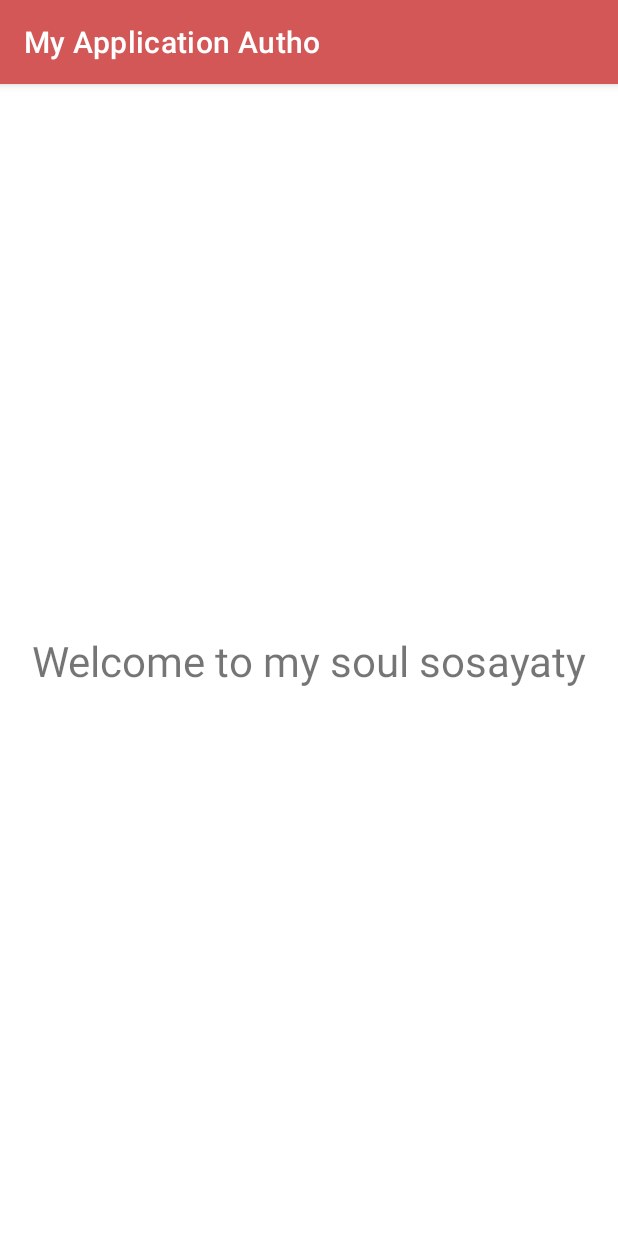
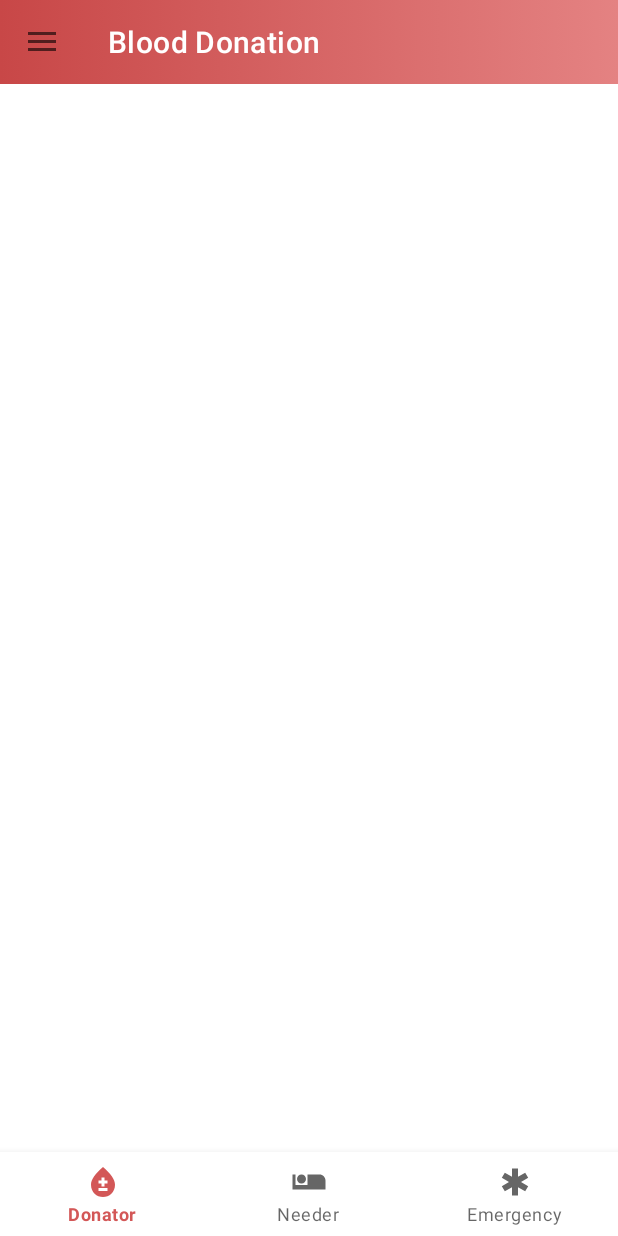
Before and after one commit to 7usss/Blood-Donation, an Android app: the MainActivity screen opened directly, with no data from a screen before it, on a phone screen of 412 x 824 dp. Run offline under Robolectric (Android 15) with nearby library versions, the phone set to English and light mode, and no system bars.

Commit message:
added drawerNavigation + BottomNavigation In the main activity

```diff
--- a/app/build.gradle
+++ b/app/build.gradle
@@ -43,4 +43,6 @@ dependencies {
     testImplementation 'junit:junit:4.13.2'
     androidTestImplementation 'androidx.test.ext:junit:1.1.3'
     androidTestImplementation 'androidx.test.espresso:espresso-core:3.4.0'
+    implementation 'com.etebarian:meow-bottom-navigation:1.3.1'
+
 }
--- a/app/src/main/java/com/example/myapplicationautho/MainActivity.kt
+++ b/app/src/main/java/com/example/myapplicationautho/MainActivity.kt
@@ -1,11 +1,77 @@
 package com.example.myapplicationautho
 
+import android.content.Intent
 import androidx.appcompat.app.AppCompatActivity
 import android.os.Bundle
+import android.view.MenuItem
+import android.widget.FrameLayout
+import androidx.appcompat.app.ActionBarDrawerToggle
+import androidx.appcompat.widget.Toolbar
+import androidx.core.view.GravityCompat
+import androidx.drawerlayout.widget.DrawerLayout
+import com.google.android.material.bottomnavigation.BottomNavigationView
+import com.google.android.material.navigation.NavigationView
 
 class MainActivity : AppCompatActivity() {
+    private var drawer:DrawerLayout? =null
+    private var navingationview:NavigationView? =null
+    private var framelayout:FrameLayout? =null
+    private var bottomnavigation:BottomNavigationView? =null
+    private var toolBar:Toolbar? =null
     override fun onCreate(savedInstanceState: Bundle?) {
         super.onCreate(savedInstanceState)
         setContentView(R.layout.activity_main)
+        connectview()
+
+        ClickOnItemInDrawerNav()
+        setSupportActionBar(toolBar)
+        supportActionBar?.setDisplayHomeAsUpEnabled(true)
+        var toggle = ActionBarDrawerToggle(this,drawer,R.string.open,R.string.close)
+        drawer?.addDrawerListener(toggle)
+        toggle.syncState()
+
+    }
+
+    private fun ClickOnItemInDrawerNav() {
+        navingationview?.setNavigationItemSelectedListener {
+            when(it.itemId){
+                R.id.home->{
+                    drawer?.closeDrawer(GravityCompat.START)
+                    true
+                }
+                R.id.logout ->{
+                    var x : Intent = Intent(this,Login::class.java)
+                    startActivity(x)
+                    finish()
+                    true
+                }
+                R.id.Howtheappwork ->{
+                    drawer?.closeDrawer(GravityCompat.START)
+                    true
+                }else -> true
+
+            }
+        }
+
+    }
+    override fun onOptionsItemSelected(item: MenuItem): Boolean {
+        return when(item.itemId){
+            android.R.id.home -> {
+                drawer?.openDrawer(GravityCompat.START)
+                true
+            }
+            else -> true
+
+        }
+    }
+
+
+
+    private fun connectview() {
+        drawer= findViewById(R.id.drawer1)
+        navingationview= findViewById(R.id.navigation_view)
+        framelayout= findViewById(R.id.framelayout)
+        bottomnavigation= findViewById(R.id.bottom_nav)
+        toolBar= findViewById(R.id.Toolbar)
     }
 }
--- /dev/null
+++ b/app/src/main/res/drawable/color_for_customheader.xml
@@ -0,0 +1,12 @@
+<?xml version="1.0" encoding="utf-8"?>
+<selector xmlns:android="http://schemas.android.com/apk/res/android">
+    <item>
+        <shape>
+            <gradient
+                android:gradientRadius="300dp"
+                android:endColor="#E48282"
+                android:startColor="#C84747"
+                android:type="linear" />
+        </shape>
+    </item>
+</selector>
--- /dev/null
+++ b/app/src/main/res/drawable/ic_baseline_bloodtype_24.xml
@@ -0,0 +1,5 @@
+<vector android:height="24dp" android:tint="#BE4747"
+    android:viewportHeight="24" android:viewportWidth="24"
+    android:width="24dp" xmlns:android="http://schemas.android.com/apk/res/android">
+    <path android:fillColor="@android:color/white" android:pathData="M12,2c-5.33,4.55 -8,8.48 -8,11.8c0,4.98 3.8,8.2 8,8.2s8,-3.22 8,-8.2C20,10.48 17.33,6.55 12,2zM15,18H9v-2h6V18zM15,13h-2v2h-2v-2H9v-2h2V9h2v2h2V13z"/>
+</vector>
--- /dev/null
+++ b/app/src/main/res/drawable/ic_baseline_emergency_24.xml
@@ -0,0 +1,5 @@
+<vector android:height="24dp" android:tint="#BE4747"
+    android:viewportHeight="24" android:viewportWidth="24"
+    android:width="24dp" xmlns:android="http://schemas.android.com/apk/res/android">
+    <path android:fillColor="@android:color/white" android:pathData="M20.79,9.23l-2,-3.46l-4.79,2.77l0,-5.54l-4,0l0,5.54l-4.79,-2.77l-2,3.46l4.79,2.77l-4.79,2.77l2,3.46l4.79,-2.77l0,5.54l4,0l0,-5.54l4.79,2.77l2,-3.46l-4.79,-2.77z"/>
+</vector>
--- /dev/null
+++ b/app/src/main/res/drawable/ic_baseline_home_24.xml
@@ -0,0 +1,5 @@
+<vector android:height="24dp" android:tint="#BE4747"
+    android:viewportHeight="24" android:viewportWidth="24"
+    android:width="24dp" xmlns:android="http://schemas.android.com/apk/res/android">
+    <path android:fillColor="@android:color/white" android:pathData="M10,20v-6h4v6h5v-8h3L12,3 2,12h3v8z"/>
+</vector>
--- /dev/null
+++ b/app/src/main/res/drawable/ic_baseline_power_settings_new_24.xml
@@ -0,0 +1,5 @@
+<vector android:height="24dp" android:tint="#BE4747"
+    android:viewportHeight="24" android:viewportWidth="24"
+    android:width="24dp" xmlns:android="http://schemas.android.com/apk/res/android">
+    <path android:fillColor="@android:color/white" android:pathData="M13,3h-2v10h2L13,3zM17.83,5.17l-1.42,1.42C17.99,7.86 19,9.81 19,12c0,3.87 -3.13,7 -7,7s-7,-3.13 -7,-7c0,-2.19 1.01,-4.14 2.58,-5.42L6.17,5.17C4.23,6.82 3,9.26 3,12c0,4.97 4.03,9 9,9s9,-4.03 9,-9c0,-2.74 -1.23,-5.18 -3.17,-6.83z"/>
+</vector>
--- /dev/null
+++ b/app/src/main/res/drawable/ic_baseline_question_mark_24.xml
@@ -0,0 +1,5 @@
+<vector android:height="24dp" android:tint="#BE4747"
+    android:viewportHeight="24" android:viewportWidth="24"
+    android:width="24dp" xmlns:android="http://schemas.android.com/apk/res/android">
+    <path android:fillColor="@android:color/white" android:pathData="M11.07,12.85c0.77,-1.39 2.25,-2.21 3.11,-3.44c0.91,-1.29 0.4,-3.7 -2.18,-3.7c-1.69,0 -2.52,1.28 -2.87,2.34L6.54,6.96C7.25,4.83 9.18,3 11.99,3c2.35,0 3.96,1.07 4.78,2.41c0.7,1.15 1.11,3.3 0.03,4.9c-1.2,1.77 -2.35,2.31 -2.97,3.45c-0.25,0.46 -0.35,0.76 -0.35,2.24h-2.89C10.58,15.22 10.46,13.95 11.07,12.85zM14,20c0,1.1 -0.9,2 -2,2s-2,-0.9 -2,-2c0,-1.1 0.9,-2 2,-2S14,18.9 14,20z"/>
+</vector>
--- /dev/null
+++ b/app/src/main/res/drawable/ic_needer_24.xml
@@ -0,0 +1,5 @@
+<vector android:height="24dp" android:tint="#BE4747"
+    android:viewportHeight="24" android:viewportWidth="24"
+    android:width="24dp" xmlns:android="http://schemas.android.com/apk/res/android">
+    <path android:fillColor="@android:color/white" android:pathData="M7,13c1.65,0 3,-1.35 3,-3S8.65,7 7,7s-3,1.35 -3,3 1.35,3 3,3zM19,7h-8v7L3,14L3,7L1,7v10h22v-6c0,-2.21 -1.79,-4 -4,-4z"/>
+</vector>
--- a/app/src/main/res/layout/activity_main.xml
+++ b/app/src/main/res/layout/activity_main.xml
@@ -1,19 +1,53 @@
 <?xml version="1.0" encoding="utf-8"?>
-<androidx.constraintlayout.widget.ConstraintLayout xmlns:android="http://schemas.android.com/apk/res/android"
+<androidx.drawerlayout.widget.DrawerLayout xmlns:android="http://schemas.android.com/apk/res/android"
     xmlns:app="http://schemas.android.com/apk/res-auto"
     xmlns:tools="http://schemas.android.com/tools"
     android:layout_width="match_parent"
     android:layout_height="match_parent"
+    android:id="@+id/drawer1"
     tools:context=".MainActivity">
+    <androidx.constraintlayout.widget.ConstraintLayout
+        android:id="@+id/constrant_layout"
+        android:layout_width="match_parent"
+        android:layout_height="match_parent">
 
-    <TextView
-        android:textSize="28dp"
-        android:text="Welcome to my soul sosayaty"
-        android:gravity="center"
+        <androidx.appcompat.widget.Toolbar
+            android:id="@+id/Toolbar"
+            android:layout_width="match_parent"
+            android:layout_height="?attr/actionBarSize"
+            app:layout_constraintEnd_toEndOf="parent"
+            app:layout_constraintStart_toStartOf="parent"
+            app:layout_constraintTop_toTopOf="parent"
+            app:titleTextColor="@color/white"
+            app:title="Blood Donation"
+            android:background="@drawable/color_for_customheader"/>
+        <FrameLayout
+            android:id="@+id/framelayout"
+            android:layout_width="match_parent"
+            android:layout_height="0dp"
+            app:layout_constraintBottom_toTopOf="@id/bottom_nav"
+            app:layout_constraintEnd_toEndOf="parent"
+            app:layout_constraintStart_toStartOf="parent"
+            app:layout_constraintTop_toTopOf="@id/constrant_layout" />
+        <com.google.android.material.bottomnavigation.BottomNavigationView
+            android:id="@+id/bottom_nav"
             android:layout_width="match_parent"
             android:layout_height="wrap_content"
             app:layout_constraintBottom_toBottomOf="parent"
             app:layout_constraintEnd_toEndOf="parent"
             app:layout_constraintStart_toStartOf="parent"
-        app:layout_constraintTop_toTopOf="parent" />
+            android:layout_alignParentBottom="true"
+            app:menu="@menu/menu_btm_nav"/>
+
+
     </androidx.constraintlayout.widget.ConstraintLayout>
+
+<com.google.android.material.navigation.NavigationView
+    android:id="@+id/navigation_view"
+    android:layout_width="wrap_content"
+    android:layout_height="match_parent"
+    android:layout_gravity="start"
+    app:menu="@menu/menu_drawer_nav"
+    app:headerLayout="@layout/custom_header"/>
+
+</androidx.drawerlayout.widget.DrawerLayout>
--- /dev/null
+++ b/app/src/main/res/layout/custom_header.xml
@@ -0,0 +1,35 @@
+<?xml version="1.0" encoding="utf-8"?>
+<androidx.constraintlayout.widget.ConstraintLayout xmlns:android="http://schemas.android.com/apk/res/android"
+    xmlns:app="http://schemas.android.com/apk/res-auto"
+    xmlns:tools="http://schemas.android.com/tools"
+    android:layout_width="match_parent"
+    android:layout_height="wrap_content"
+    android:background="@drawable/color_for_customheader"
+
+    >
+
+    <ImageView
+        android:id="@+id/imageView"
+        android:layout_width="170dp"
+        android:layout_height="58dp"
+        android:src="@drawable/blooddrop"
+        android:layout_marginBottom="16dp"
+        android:layout_marginTop="16dp"
+        app:layout_constraintBottom_toBottomOf="parent"
+        app:layout_constraintStart_toStartOf="parent"
+        app:layout_constraintTop_toTopOf="parent" />
+
+    <TextView
+        android:layout_width="wrap_content"
+        android:layout_height="wrap_content"
+        android:text="UserName"
+        android:textColor="@color/white"
+        android:textSize="18dp"
+        android:textStyle="bold"
+        app:layout_constraintBottom_toBottomOf="parent"
+        app:layout_constraintEnd_toEndOf="parent"
+        app:layout_constraintStart_toEndOf="@+id/imageView"
+        app:layout_constraintTop_toTopOf="parent" />
+
+
+</androidx.constraintlayout.widget.ConstraintLayout>
--- /dev/null
+++ b/app/src/main/res/menu/menu_btm_nav.xml
@@ -0,0 +1,12 @@
+<?xml version="1.0" encoding="utf-8"?>
+<menu xmlns:android="http://schemas.android.com/apk/res/android">
+<item android:id="@+id/donator"
+    android:icon="@drawable/ic_baseline_bloodtype_24"
+    android:title="Donator"/>
+    <item android:id="@+id/needer"
+        android:icon="@drawable/ic_needer_24"
+        android:title="Needer"/>
+    <item android:id="@+id/emergency"
+        android:icon="@drawable/ic_baseline_emergency_24"
+        android:title="Emergency"/>
+</menu>
--- /dev/null
+++ b/app/src/main/res/menu/menu_drawer_nav.xml
@@ -0,0 +1,13 @@
+<?xml version="1.0" encoding="utf-8"?>
+<menu xmlns:android="http://schemas.android.com/apk/res/android">
+    <item android:id="@+id/home"
+        android:icon="@drawable/ic_baseline_home_24"
+        android:title="Home"/>
+    <item android:id="@+id/Howtheappwork"
+        android:icon="@drawable/ic_baseline_question_mark_24"
+        android:title="How The Application Works"/>
+    <item android:id="@+id/logout"
+    android:icon="@drawable/ic_baseline_power_settings_new_24"
+    android:title="Logout"/>
+
+</menu>
--- a/app/src/main/res/values/strings.xml
+++ b/app/src/main/res/values/strings.xml
@@ -1,3 +1,5 @@
 <resources>
     <string name="app_name">My Application Autho</string>
+    <string name="open">Open</string>
+    <string name="close">Close</string>
 </resources>
--- a/app/src/main/res/values/themes.xml
+++ b/app/src/main/res/values/themes.xml
@@ -1,6 +1,6 @@
 <resources xmlns:tools="http://schemas.android.com/tools">
     <!-- Base application theme. -->
-    <style name="Theme.MyApplicationAutho" parent="Theme.MaterialComponents.DayNight.DarkActionBar">
+    <style name="Theme.MyApplicationAutho" parent="Theme.MaterialComponents.DayNight.NoActionBar">
         <!-- Primary brand color. -->
         <item name="colorPrimary">@color/purple_500</item>
         <item name="colorPrimaryVariant">@color/purple_700</item>
--- a/build.gradle
+++ b/build.gradle
@@ -2,6 +2,8 @@ buildscript {
     repositories {
         google()
         mavenCentral()
+
+
     }
     dependencies {
         classpath 'com.google.gms:google-services:4.3.10'
--- a/gradle.properties
+++ b/gradle.properties
@@ -15,6 +15,7 @@ org.gradle.jvmargs=-Xmx2048m -Dfile.encoding=UTF-8
 # Android operating system, and which are packaged with your app"s APK
 # https://developer.android.com/topic/libraries/support-library/androidx-rn
 android.useAndroidX=true
+
 # Kotlin code style for this project: "official" or "obsolete":
 kotlin.code.style=official
 # Enables namespacing of each library's R class so that its R class includes only the
```
Lines whose indentation alone changed are shown as unchanged.
